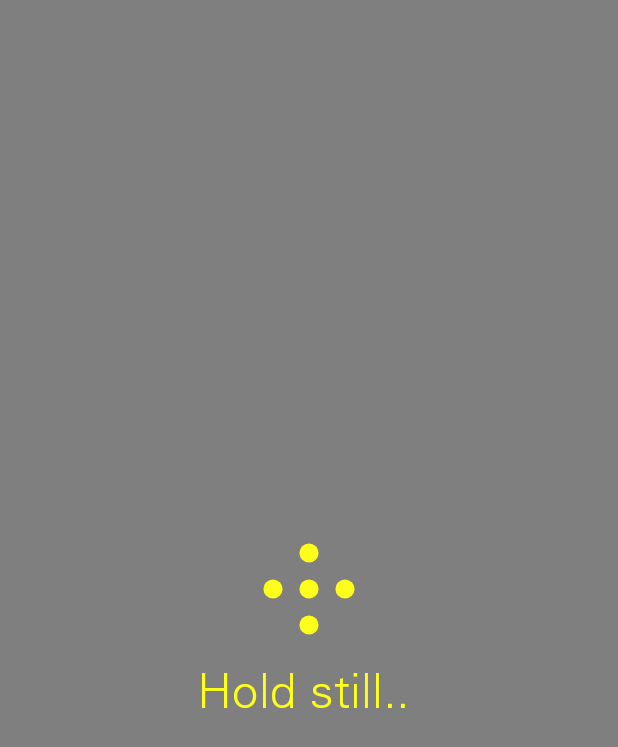
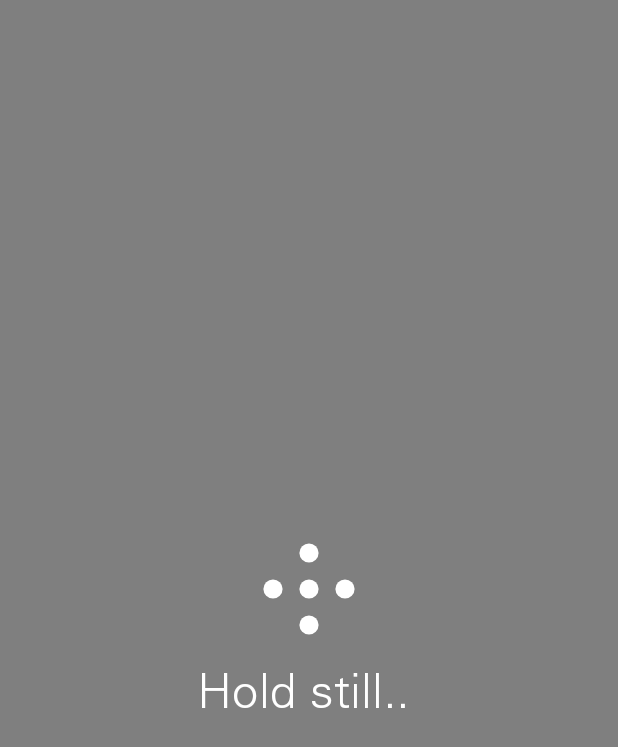
Before and after one commit to h0ker/Supra, an Android app built with Jetpack Compose: the composable ScanIndicator called with empty values, on a phone screen of 412 x 824 dp. Shown: the top 747 px of the screen. Run offline under Robolectric (Android 15) with nearby library versions, the phone set to English and light mode, and no system bars.

Commit message:
Changed scan prompt and indeterminate loading indicator colors

```diff
--- a/supra/src/main/java/com/hoker/supra/presentation/indicators/IndeterminateLoadingIndicator.kt
+++ b/supra/src/main/java/com/hoker/supra/presentation/indicators/IndeterminateLoadingIndicator.kt
@@ -17,7 +17,7 @@ import com.hoker.supra.presentation.sizes.Sizes
 @Composable
 fun IndeterminateLoadingIndicator(
     show: Boolean,
-    color: Color = MaterialTheme.colorScheme.tertiary
+    color: Color = MaterialTheme.colorScheme.onPrimary
 ) {
     AnimatedVisibility(
         visible = show,
--- a/supra/src/main/java/com/hoker/supra/presentation/indicators/ScanIndicator.kt
+++ b/supra/src/main/java/com/hoker/supra/presentation/indicators/ScanIndicator.kt
@@ -37,7 +37,7 @@ import kotlinx.coroutines.delay
 @Composable
 fun ScanIndicator(
     overlayState: OverlayState,
-    scanningColor: Color = MaterialTheme.colorScheme.tertiary,
+    scanningColor: Color = MaterialTheme.colorScheme.onPrimary,
     customContent: (@Composable () -> Unit)?,
     onCancelClicked: () -> Unit
 ) {
```
